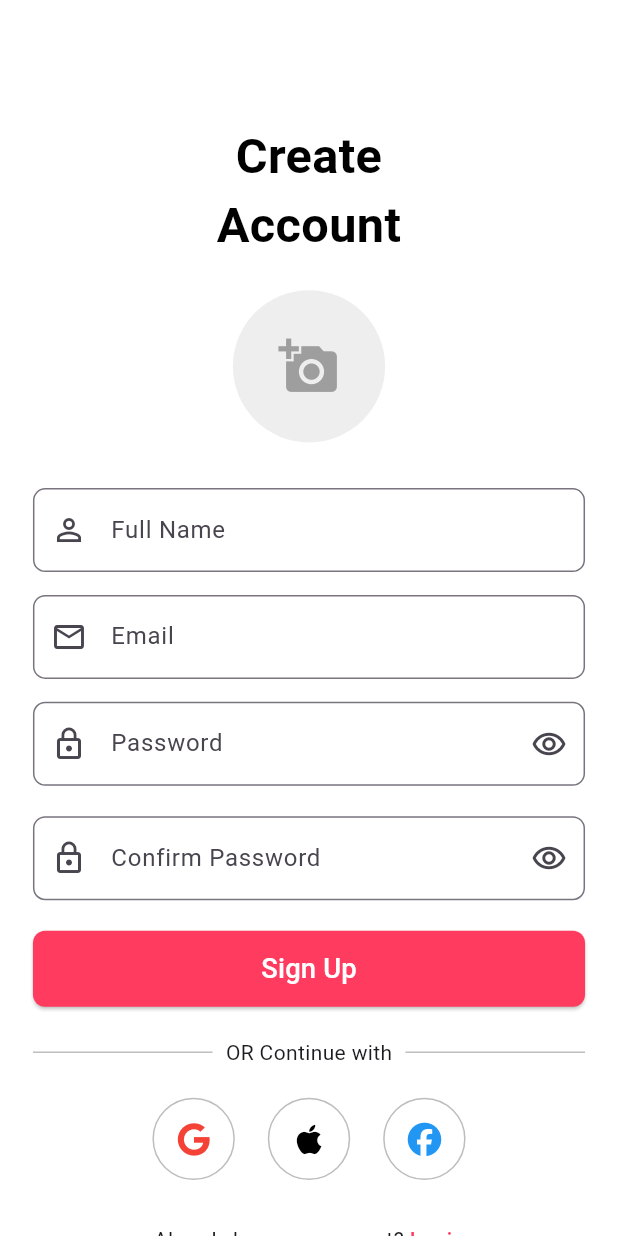
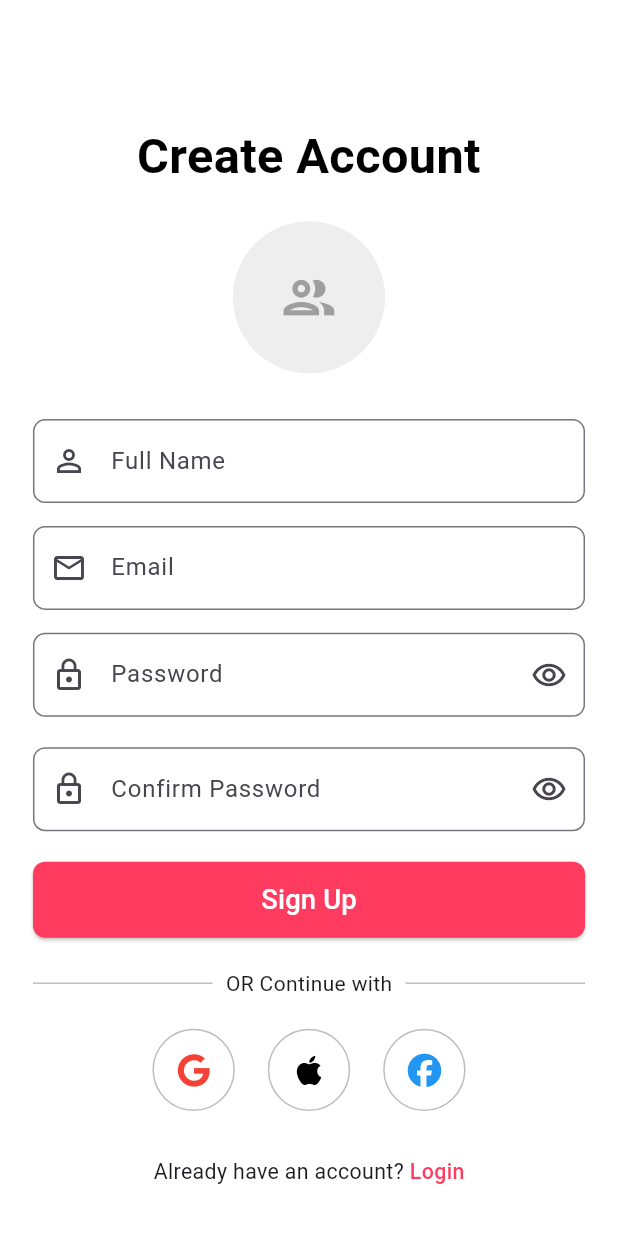
Before and after one commit to Danish-Siddiqui-0318/Baby_shop_hub_ecommerce, a Flutter app: the screen it shows after launch, on a phone screen of 412 x 824 dp. Run offline on Flutter 3.47's test engine with Material 3 defaults, Android fonts, the phone set to English and light mode, and no system bars; our stand-ins replace cloud_firestore, firebase_auth, firebase_core, flutter_screenutil, font_awesome_flutter, image_picker and 2 more; accounts and stored records are empty.

Commit message:
Admin Panel Fully Completed

```diff
--- a/lib/Admin/Pages/AddProducts.dart
+++ b/lib/Admin/Pages/AddProducts.dart
@@ -124,7 +124,7 @@ class _AddProductsState extends State<AddProducts> {
                           borderRadius: BorderRadius.circular(8.r),
                           child: Image.memory(
                             image!,
-                            fit: BoxFit.cover,
+                            fit: BoxFit.fill,
                             width: double.infinity,
                           ),
                         ),
--- a/lib/Admin/signup.dart
+++ b/lib/Admin/signup.dart
@@ -16,6 +16,8 @@ class Signup extends StatefulWidget {
 }
 
 class _SignupState extends State<Signup> {
+  // Uint8List? image;
+  // String? imageName;
   final _formKey = GlobalKey<FormState>();
   final TextEditingController _nameController = TextEditingController();
   final TextEditingController _emailController = TextEditingController();
@@ -34,7 +36,7 @@ class _SignupState extends State<Signup> {
 
   // pick image from gallery
   Future<void> _pickImageFromGallery() async {
-    final pickedImage = await _picker.pickImage(source: ImageSource.gallery);
+    var pickedImage = await _picker.pickImage(source: ImageSource.gallery);
     if (pickedImage != null) {
       _image = await pickedImage.readAsBytes();
       _imageName = pickedImage.name;
@@ -97,7 +99,7 @@ class _SignupState extends State<Signup> {
             children: [
               SizedBox(height: 30.h),
               Text(
-                "Create\nAccount",
+                "Create Account",
                 style: TextStyle(
                   fontSize: 32.sp,
                   fontWeight: FontWeight.bold,
@@ -115,8 +117,11 @@ class _SignupState extends State<Signup> {
                   backgroundColor: Colors.grey.shade200,
                   backgroundImage: _image != null ? MemoryImage(_image!) : null,
                   child: _image == null
-                      ? Icon(Icons.add_a_photo,
-                          size: 40.sp, color: Colors.grey)
+                      ? Icon(
+                          Icons.people_outline_sharp,
+                          size: 40.sp,
+                          color: Colors.grey,
+                        )
                       : null,
                 ),
               ),
@@ -133,8 +138,9 @@ class _SignupState extends State<Signup> {
                     borderSide: BorderSide(color: Colors.grey.shade300),
                   ),
                 ),
-                validator: (value) =>
-                    value == null || value.isEmpty ? 'Enter your full name' : null,
+                validator: (value) => value == null || value.isEmpty
+                    ? 'Enter your full name'
+                    : null,
               ),
               SizedBox(height: 15.h),
 
@@ -238,8 +244,11 @@ class _SignupState extends State<Signup> {
                   onPressed: () async {
                     if (_formKey.currentState!.validate()) {
                       if (_image == null) {
-                        showMessage("Please select a profile image", context,
-                            isError: true);
+                        showMessage(
+                          "Please select a profile image",
+                          context,
+                          isError: true,
+                        );
                         return;
                       }
                       showLoading(context);
@@ -248,13 +257,16 @@ class _SignupState extends State<Signup> {
                             _nameController.text,
                             _emailController.text,
                             _passwordController.text,
+                            _image!,
+                            _imageName!,
                             // You can also pass _image & _imageName to backend
                           )
                           .then((value) {
                             Navigator.pop(context);
                             showMessage("Account Created", context);
                             gotoPage(Login(), context);
-                      }).catchError((error) {
+                          })
+                          .catchError((error) {
                             Navigator.pop(context);
                             showMessage(error, context, isError: true);
                           });
@@ -287,7 +299,6 @@ class _SignupState extends State<Signup> {
                 ],
               ),
               SizedBox(height: 20.h),
-
               // Social Buttons
               Row(
                 mainAxisAlignment: MainAxisAlignment.center,
```
Also changed, not shown: lib/Admin/Pages/Admin.dart (+14 -9 lines), lib/Admin/Pages/User.dart (+16 -13 lines), lib/services/auth_service.dart (+26 -14 lines). Lines whose indentation alone changed are shown as unchanged.
